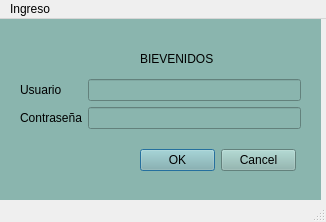
Above: inicio.ui from isavalenra/PROYECTOFINAL_INFO2 before the change. Below: the same form after it.
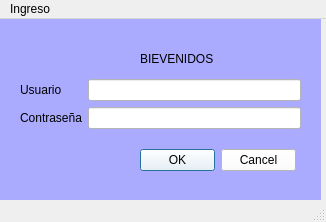
That is the form after the change.

Commit message: actualizacion ventanas vistas

```diff
--- a/inicio.ui
+++ b/inicio.ui
@@ -24,7 +24,7 @@
      </rect>
     </property>
     <property name="styleSheet">
-     <string notr="true">background-color: rgb(138, 181, 174);</string>
+     <string notr="true">background-color: rgb(170, 170, 255)</string>
     </property>
     <widget class="QWidget" name="formLayoutWidget">
      <property name="geometry">
@@ -44,7 +44,11 @@
        </widget>
       </item>
       <item row="0" column="1">
-       <widget class="QLineEdit" name="campo_user"/>
+       <widget class="QLineEdit" name="campo_user">
+        <property name="styleSheet">
+         <string notr="true">background-color: rgb(255, 255, 255)</string>
+        </property>
+       </widget>
       </item>
       <item row="1" column="0">
        <widget class="QLabel" name="label_2">
@@ -54,7 +58,11 @@
        </widget>
       </item>
       <item row="1" column="1">
-       <widget class="QLineEdit" name="campo_password"/>
+       <widget class="QLineEdit" name="campo_password">
+        <property name="styleSheet">
+         <string notr="true">background-color: rgb(255, 255, 255)</string>
+        </property>
+       </widget>
       </item>
      </layout>
     </widget>
@@ -83,6 +91,9 @@
        <height>23</height>
       </rect>
      </property>
+     <property name="styleSheet">
+      <string notr="true">background-color: rgb(255, 255, 255)</string>
+     </property>
      <property name="standardButtons">
       <set>QDialogButtonBox::Cancel|QDialogButtonBox::Ok</set>
      </property>
```
Left out of the diff: 4 changed lines with no effect on the pictures. The commit also changes 2 other files.
